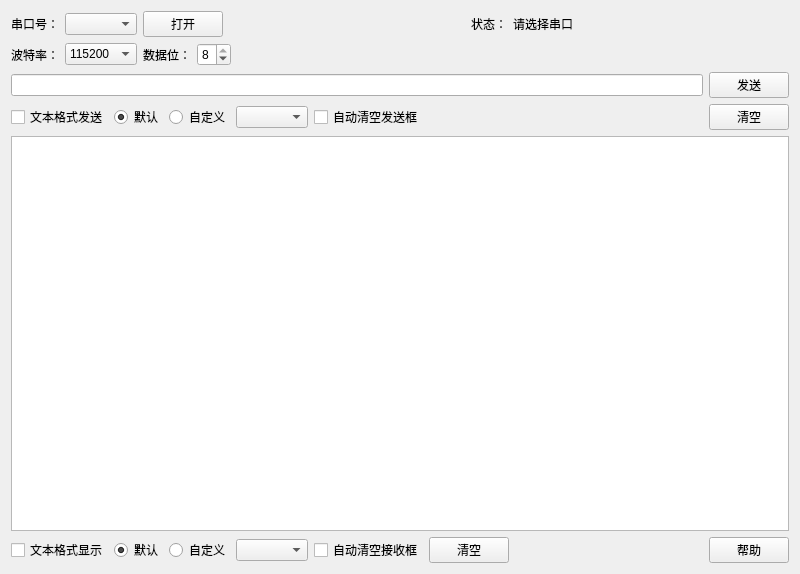
First picture: the form in SerialHelper/mainwindow.ui, repository NingShenTian/SerialHelper, before the edit.
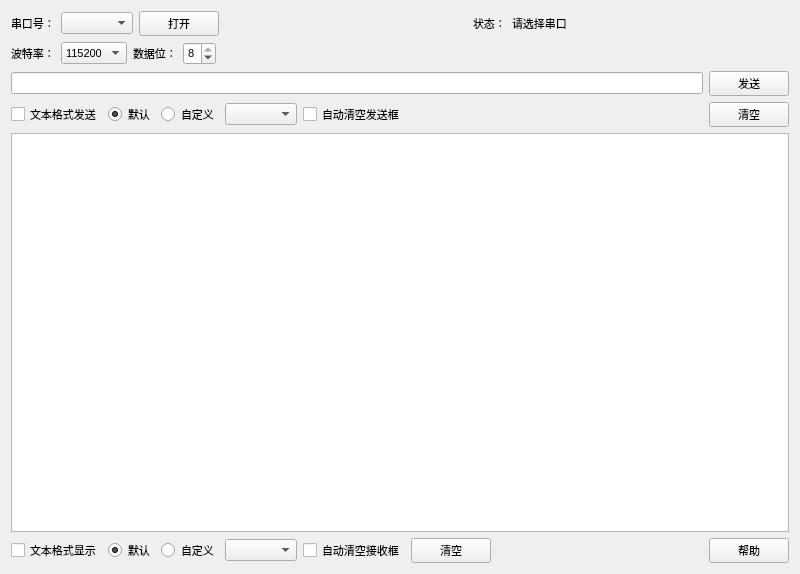
Second picture: the form after the edit. Icons and pictures are not drawn.

Commit message: 修改了一些bug，提高了可用性。

Diff of the .ui file:
```diff
--- a/SerialHelper/mainwindow.ui
+++ b/SerialHelper/mainwindow.ui
@@ -35,16 +35,32 @@
        </property>
        <item>
         <widget class="QLabel" name="label">
+         <property name="font">
+          <font>
+           <pointsize>8</pointsize>
+          </font>
+         </property>
          <property name="text">
           <string>串口号：</string>
          </property>
         </widget>
        </item>
        <item>
-        <widget class="QComboBox" name="comboBoxserial"/>
+        <widget class="QComboBox" name="comboBoxserial">
+         <property name="font">
+          <font>
+           <pointsize>8</pointsize>
+          </font>
+         </property>
+        </widget>
        </item>
        <item>
         <widget class="QPushButton" name="pushButtonopen">
+         <property name="font">
+          <font>
+           <pointsize>8</pointsize>
+          </font>
+         </property>
          <property name="text">
           <string>打开</string>
          </property>
@@ -87,6 +103,11 @@
        </item>
        <item>
         <widget class="QLabel" name="label_5">
+         <property name="font">
+          <font>
+           <pointsize>8</pointsize>
+          </font>
+         </property>
          <property name="focusPolicy">
           <enum>Qt::StrongFocus</enum>
          </property>
@@ -97,6 +118,11 @@
        </item>
        <item>
         <widget class="QLabel" name="labelstate">
+         <property name="font">
+          <font>
+           <pointsize>8</pointsize>
+          </font>
+         </property>
          <property name="focusPolicy">
           <enum>Qt::StrongFocus</enum>
          </property>
@@ -138,6 +164,11 @@
        </property>
        <item>
         <widget class="QLabel" name="label_2">
+         <property name="font">
+          <font>
+           <pointsize>8</pointsize>
+          </font>
+         </property>
          <property name="text">
           <string>波特率：</string>
          </property>
@@ -145,6 +176,11 @@
        </item>
        <item>
         <widget class="QComboBox" name="comboBoxbute">
+         <property name="font">
+          <font>
+           <pointsize>8</pointsize>
+          </font>
+         </property>
          <item>
           <property name="text">
            <string>115200</string>
@@ -189,6 +225,11 @@
        </item>
        <item>
         <widget class="QLabel" name="label_3">
+         <property name="font">
+          <font>
+           <pointsize>8</pointsize>
+          </font>
+         </property>
          <property name="text">
           <string>数据位：</string>
          </property>
@@ -196,6 +237,11 @@
        </item>
        <item>
         <widget class="QSpinBox" name="spinBox">
+         <property name="font">
+          <font>
+           <pointsize>8</pointsize>
+          </font>
+         </property>
          <property name="minimum">
           <number>5</number>
          </property>
@@ -239,10 +285,21 @@
         <number>0</number>
        </property>
        <item>
-        <widget class="QLineEdit" name="lineEdit"/>
+        <widget class="QLineEdit" name="lineEdit">
+         <property name="font">
+          <font>
+           <pointsize>8</pointsize>
+          </font>
+         </property>
+        </widget>
        </item>
        <item>
         <widget class="QPushButton" name="pushButtonsend">
+         <property name="font">
+          <font>
+           <pointsize>8</pointsize>
+          </font>
+         </property>
          <property name="text">
           <string>发送</string>
          </property>
@@ -271,6 +328,11 @@
        </property>
        <item>
         <widget class="QCheckBox" name="checkBoxsendformat">
+         <property name="font">
+          <font>
+           <pointsize>8</pointsize>
+          </font>
+         </property>
          <property name="text">
           <string>文本格式发送</string>
          </property>
@@ -278,6 +340,11 @@
        </item>
        <item>
         <widget class="QRadioButton" name="radioButtonsendformat">
+         <property name="font">
+          <font>
+           <pointsize>8</pointsize>
+          </font>
+         </property>
          <property name="text">
           <string>默认</string>
          </property>
@@ -288,6 +355,11 @@
        </item>
        <item>
         <widget class="QRadioButton" name="radioButtonsendauto">
+         <property name="font">
+          <font>
+           <pointsize>8</pointsize>
+          </font>
+         </property>
          <property name="text">
           <string>自定义</string>
          </property>
@@ -304,10 +376,20 @@
            <height>16777215</height>
           </size>
          </property>
+         <property name="font">
+          <font>
+           <pointsize>8</pointsize>
+          </font>
+         </property>
         </widget>
        </item>
        <item>
         <widget class="QCheckBox" name="checkBoxsendautoclear">
+         <property name="font">
+          <font>
+           <pointsize>8</pointsize>
+          </font>
+         </property>
          <property name="text">
           <string>自动清空发送框</string>
          </property>
@@ -328,6 +410,11 @@
        </item>
        <item>
         <widget class="QPushButton" name="pushButtoncleasend">
+         <property name="font">
+          <font>
+           <pointsize>8</pointsize>
+          </font>
+         </property>
          <property name="text">
           <string>清空</string>
          </property>
@@ -353,12 +440,17 @@
        </property>
        <item>
         <widget class="QTextBrowser" name="textBrowser">
+         <property name="font">
+          <font>
+           <pointsize>8</pointsize>
+          </font>
+         </property>
          <property name="html">
           <string>&lt;!DOCTYPE HTML PUBLIC &quot;-//W3C//DTD HTML 4.0//EN&quot; &quot;http://www.w3.org/TR/REC-html40/strict.dtd&quot;&gt;
 &lt;html&gt;&lt;head&gt;&lt;meta name=&quot;qrichtext&quot; content=&quot;1&quot; /&gt;&lt;style type=&quot;text/css&quot;&gt;
 p, li { white-space: pre-wrap; }
-&lt;/style&gt;&lt;/head&gt;&lt;body style=&quot; font-family:'Sans Serif'; font-size:9pt; font-weight:400; font-style:normal;&quot;&gt;
-&lt;p style=&quot;-qt-paragraph-type:empty; margin-top:0px; margin-bottom:0px; margin-left:0px; margin-right:0px; -qt-block-indent:0; text-indent:0px;&quot;&gt;&lt;br /&gt;&lt;/p&gt;&lt;/body&gt;&lt;/html&gt;</string>
+&lt;/style&gt;&lt;/head&gt;&lt;body style=&quot; font-family:'Sans Serif'; font-size:8pt; font-weight:400; font-style:normal;&quot;&gt;
+&lt;p style=&quot;-qt-paragraph-type:empty; margin-top:0px; margin-bottom:0px; margin-left:0px; margin-right:0px; -qt-block-indent:0; text-indent:0px; font-size:9pt;&quot;&gt;&lt;br /&gt;&lt;/p&gt;&lt;/body&gt;&lt;/html&gt;</string>
          </property>
         </widget>
        </item>
@@ -382,6 +474,11 @@
        </property>
        <item>
         <widget class="QCheckBox" name="checkBoxtextformat">
+         <property name="font">
+          <font>
+           <pointsize>8</pointsize>
+          </font>
+         </property>
          <property name="text">
           <string>文本格式显示</string>
          </property>
@@ -389,6 +486,11 @@
        </item>
        <item>
         <widget class="QRadioButton" name="radioButtonreadformat">
+         <property name="font">
+          <font>
+           <pointsize>8</pointsize>
+          </font>
+         </property>
          <property name="text">
           <string>默认</string>
          </property>
@@ -399,6 +501,11 @@
        </item>
        <item>
         <widget class="QRadioButton" name="radioButtonreadauto">
+         <property name="font">
+          <font>
+           <pointsize>8</pointsize>
+          </font>
+         </property>
          <property name="text">
           <string>自定义</string>
          </property>
@@ -415,10 +522,20 @@
            <height>16777215</height>
           </size>
          </property>
+         <property name="font">
+          <font>
+           <pointsize>8</pointsize>
+          </font>
+         </property>
         </widget>
        </item>
        <item>
         <widget class="QCheckBox" name="checkBoxreadautoclear">
+         <property name="font">
+          <font>
+           <pointsize>8</pointsize>
+          </font>
+         </property>
          <property name="text">
           <string>自动清空接收框</string>
          </property>
@@ -426,6 +543,11 @@
        </item>
        <item>
         <widget class="QPushButton" name="pushButtonclear">
+         <property name="font">
+          <font>
+           <pointsize>8</pointsize>
+          </font>
+         </property>
          <property name="text">
           <string>清空</string>
          </property>
@@ -446,6 +568,11 @@
        </item>
        <item>
         <widget class="QPushButton" name="pushButtonhelp">
+         <property name="font">
+          <font>
+           <pointsize>8</pointsize>
+          </font>
+         </property>
          <property name="text">
           <string>帮助</string>
          </property>
```
